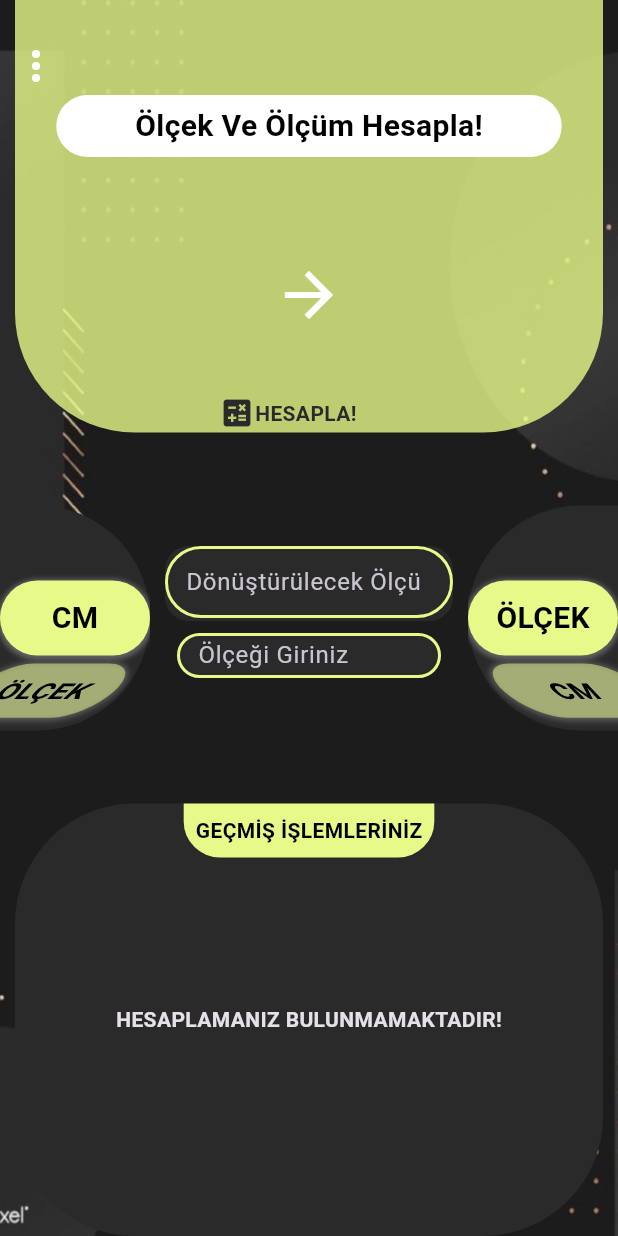
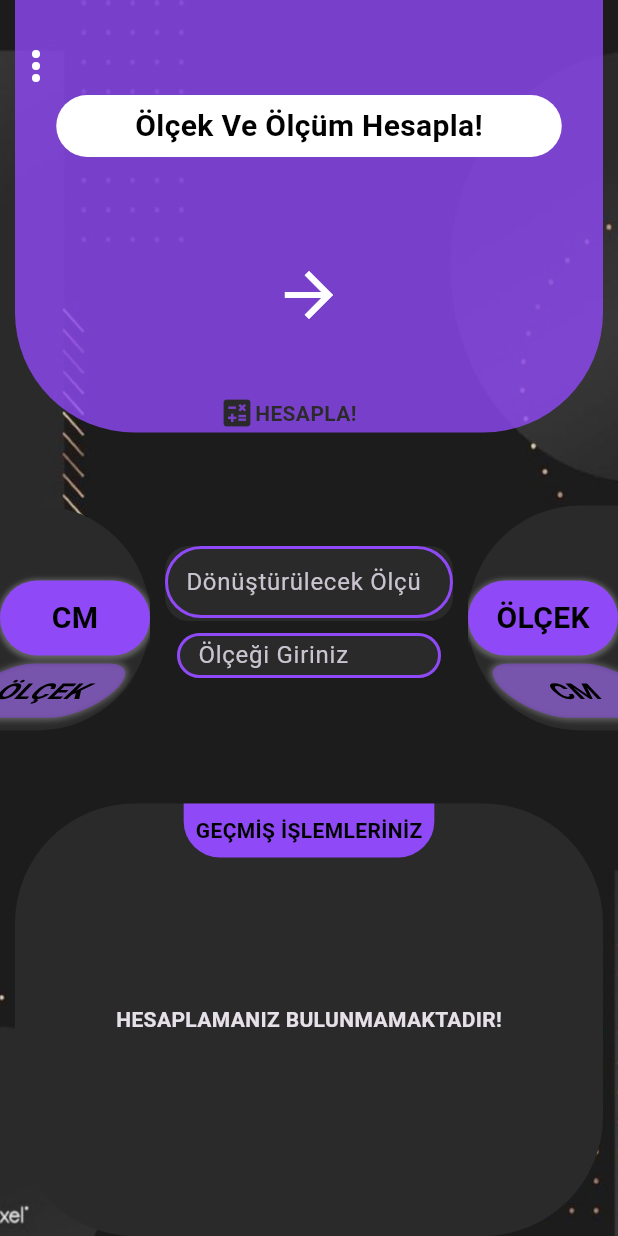
Before and after one commit to enesbayri/Olcu-Olcek_Hesaplama-APP, a Flutter app: the screen it shows after launch, on a phone screen of 412 x 824 dp. Run offline on Flutter 3.47's test engine with Material 3 defaults, Android fonts, the phone set to English and light mode, and no system bars; our stand-ins replace google_fonts, hive, hive_flutter; missing offline and left inert: button_animations, flutter_shake_animated; accounts and stored records are empty.

Commit message:
Update colorUiHelper.dart

```diff
--- a/lib/uiHelper/colorUiHelper.dart
+++ b/lib/uiHelper/colorUiHelper.dart
@@ -3,7 +3,7 @@
 import 'package:flutter/material.dart';
 
 class ColorUiHelper {
-  static Color primaryContentColor =  const Color.fromRGBO(231, 249, 136, 1);
+  static Color primaryContentColor =  const Color.fromRGBO(143, 73, 246, 1);
 
   // ignore: non_constant_identifier_names
   static Color ContentBackgroundColor =  const Color.fromRGBO(42, 42, 42, 1);
```
